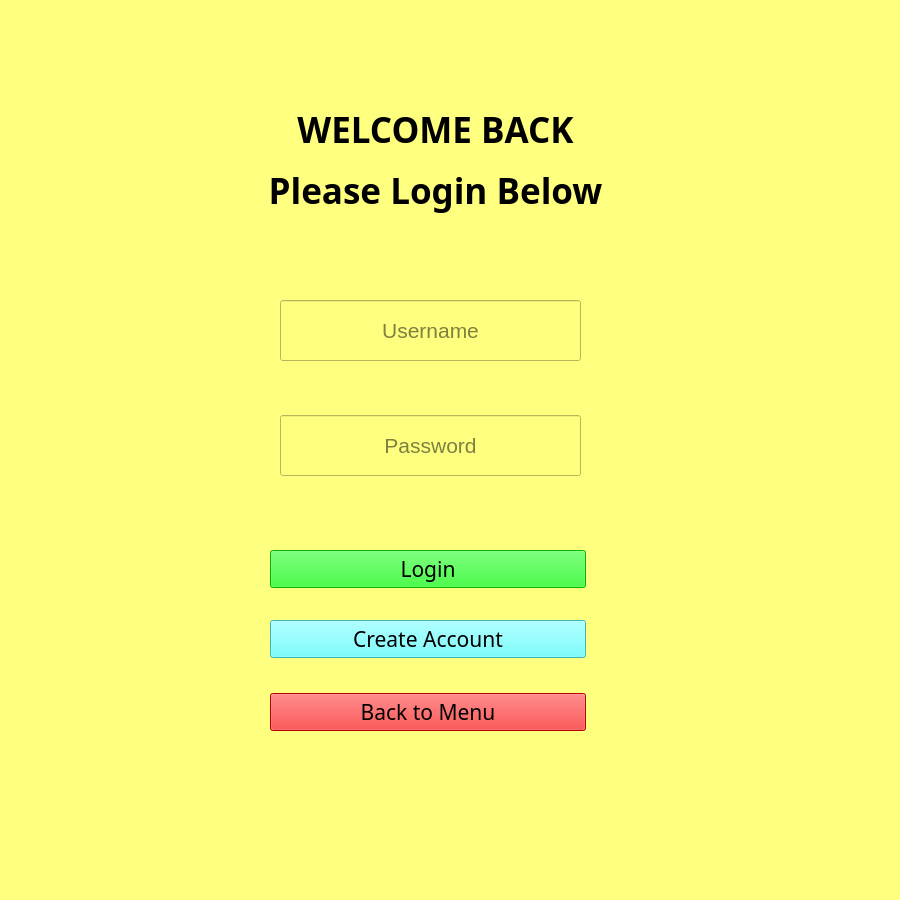
Old version of the form login/user_login.ui in the repository JH-Byte-Busters/601-Group-Project.
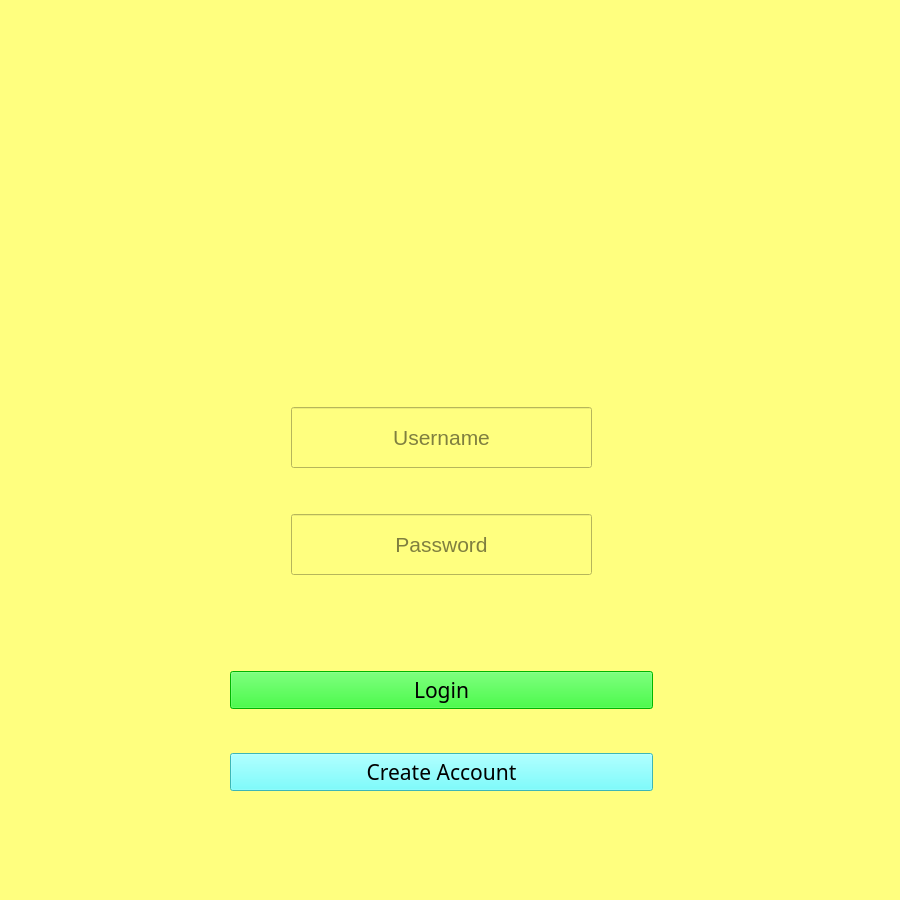
New version of the form. Icons and pictures are not drawn.

Commit message: Update design so login occurs first

```diff
--- a/login/user_login.ui
+++ b/login/user_login.ui
@@ -28,36 +28,65 @@
   <property name="styleSheet">
    <string notr="true">background-color: rgb(255, 255, 127);</string>
   </property>
+  <widget class="QWidget" name="">
+   <property name="geometry">
+    <rect>
+     <x>230</x>
+     <y>50</y>
+     <width>423</width>
+     <height>781</height>
+    </rect>
+   </property>
+   <layout class="QGridLayout" name="gridLayout">
+    <item row="0" column="0" colspan="3">
   <widget class="QLabel" name="label">
-   <property name="geometry">
-    <rect>
-     <x>250</x>
-     <y>90</y>
-     <width>371</width>
-     <height>141</height>
-    </rect>
-   </property>
-   <property name="font">
-    <font>
-     <family>Segoe UI Black</family>
-     <pointsize>26</pointsize>
-     <weight>75</weight>
-     <bold>true</bold>
-    </font>
+      <property name="minimumSize">
+       <size>
+        <width>421</width>
+        <height>261</height>
+       </size>
+      </property>
+      <property name="maximumSize">
+       <size>
+        <width>421</width>
+        <height>261</height>
+       </size>
+      </property>
+      <property name="styleSheet">
+       <string notr="true">background-image: url(login/Trivial_Compute_Game.png);</string>
    </property>
    <property name="text">
-    <string>&lt;html&gt;&lt;head/&gt;&lt;body&gt;&lt;p align=&quot;center&quot;&gt;WELCOME BACK&lt;/p&gt;&lt;p align=&quot;center&quot;&gt;Please Login Below&lt;/p&gt;&lt;/body&gt;&lt;/html&gt;</string>
-   </property>
-  </widget>
-  <widget class="QWidget" name="layoutWidget">
-   <property name="geometry">
-    <rect>
-     <x>280</x>
-     <y>300</y>
-     <width>303</width>
-     <height>176</height>
-    </rect>
-   </property>
+       <string/>
+      </property>
+     </widget>
+    </item>
+    <item row="1" column="1">
+     <spacer name="verticalSpacer_5">
+      <property name="orientation">
+       <enum>Qt::Vertical</enum>
+      </property>
+      <property name="sizeHint" stdset="0">
+       <size>
+        <width>20</width>
+        <height>40</height>
+       </size>
+      </property>
+     </spacer>
+    </item>
+    <item row="2" column="0">
+     <spacer name="horizontalSpacer">
+      <property name="orientation">
+       <enum>Qt::Horizontal</enum>
+      </property>
+      <property name="sizeHint" stdset="0">
+       <size>
+        <width>40</width>
+        <height>20</height>
+       </size>
+      </property>
+     </spacer>
+    </item>
+    <item row="2" column="1">
    <layout class="QVBoxLayout" name="verticalLayout">
     <item>
      <widget class="QLineEdit" name="lineEdit">
@@ -136,16 +165,34 @@
      </widget>
     </item>
    </layout>
-  </widget>
-  <widget class="QWidget" name="">
-   <property name="geometry">
-    <rect>
-     <x>270</x>
-     <y>550</y>
-     <width>316</width>
-     <height>181</height>
-    </rect>
-   </property>
+    </item>
+    <item row="2" column="2">
+     <spacer name="horizontalSpacer_2">
+      <property name="orientation">
+       <enum>Qt::Horizontal</enum>
+      </property>
+      <property name="sizeHint" stdset="0">
+       <size>
+        <width>40</width>
+        <height>20</height>
+       </size>
+      </property>
+     </spacer>
+    </item>
+    <item row="3" column="1">
+     <spacer name="verticalSpacer_4">
+      <property name="orientation">
+       <enum>Qt::Vertical</enum>
+      </property>
+      <property name="sizeHint" stdset="0">
+       <size>
+        <width>20</width>
+        <height>40</height>
+       </size>
+      </property>
+     </spacer>
+    </item>
+    <item row="4" column="0" colspan="3">
    <layout class="QVBoxLayout" name="verticalLayout_2">
     <item>
      <layout class="QVBoxLayout" name="verticalLayout_1">
@@ -224,27 +271,7 @@
      </spacer>
     </item>
     <item>
-     <layout class="QVBoxLayout" name="verticalLayout_3">
-      <item>
-       <widget class="QPushButton" name="pushButton_1">
-        <property name="font">
-         <font>
-          <family>Segoe UI Black</family>
-          <pointsize>16</pointsize>
-          <weight>10</weight>
-          <italic>false</italic>
-          <bold>false</bold>
-         </font>
-        </property>
-        <property name="styleSheet">
-         <string notr="true">background-color: rgb(255, 0, 0);
-font: 87 16pt &quot;Segoe UI Black&quot;;
-border-color: rgb(0, 0, 0);</string>
-        </property>
-        <property name="text">
-         <string>Back to Menu</string>
-        </property>
-       </widget>
+       <layout class="QVBoxLayout" name="verticalLayout_3"/>
       </item>
      </layout>
     </item>
```
Lines whose indentation alone changed are shown as unchanged. The commit also changes 3 other files.
